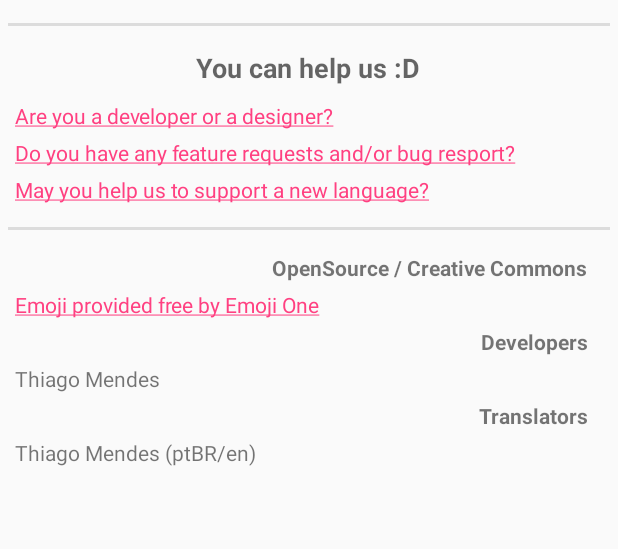
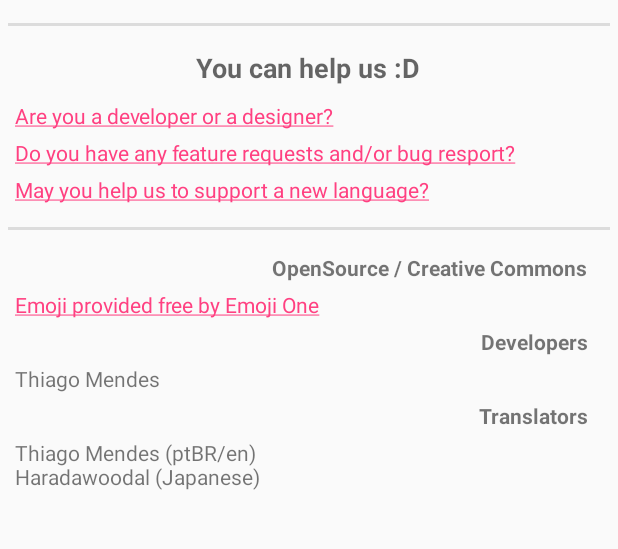
Before and after one commit to trmendes/BirthDayDroid, an Android app: the screen it shows after launch (MainActivity), in the side drawer, after a tap on "About", on a phone screen of 412 x 824 dp, the part 399-948 px from its top. Run offline under Robolectric (Android 15) with nearby library versions, the phone set to English and light mode, and no system bars; pictures from the network do not load; 13 statements that could not run were skipped.

Commit message:
Japanese translated by Haradawoodal

```diff
--- a/app/src/main/res/values/strings.xml
+++ b/app/src/main/res/values/strings.xml
@@ -89,7 +89,7 @@
     <string name="about_os_cc_title" translatable="false">OpenSource / Creative Commons</string>
     <string name="about_oc_cc_01"><a href="http://emojione.com/">Emoji provided free by Emoji One</a></string>
     <string name="about_translator_title">Translators</string>
-    <string name="about_translator_name_language" translatable="false">Thiago Mendes (ptBR/en)</string>
+    <string name="about_translator_name_language" translatable="false">Thiago Mendes (ptBR/en)\nHaradawoodal (Japanese)</string>
     <string name="image" translatable="false">Image</string>
     <string name="string" translatable="false">String</string>
 </resources>
```
Also changed, not shown: 1 other file.
